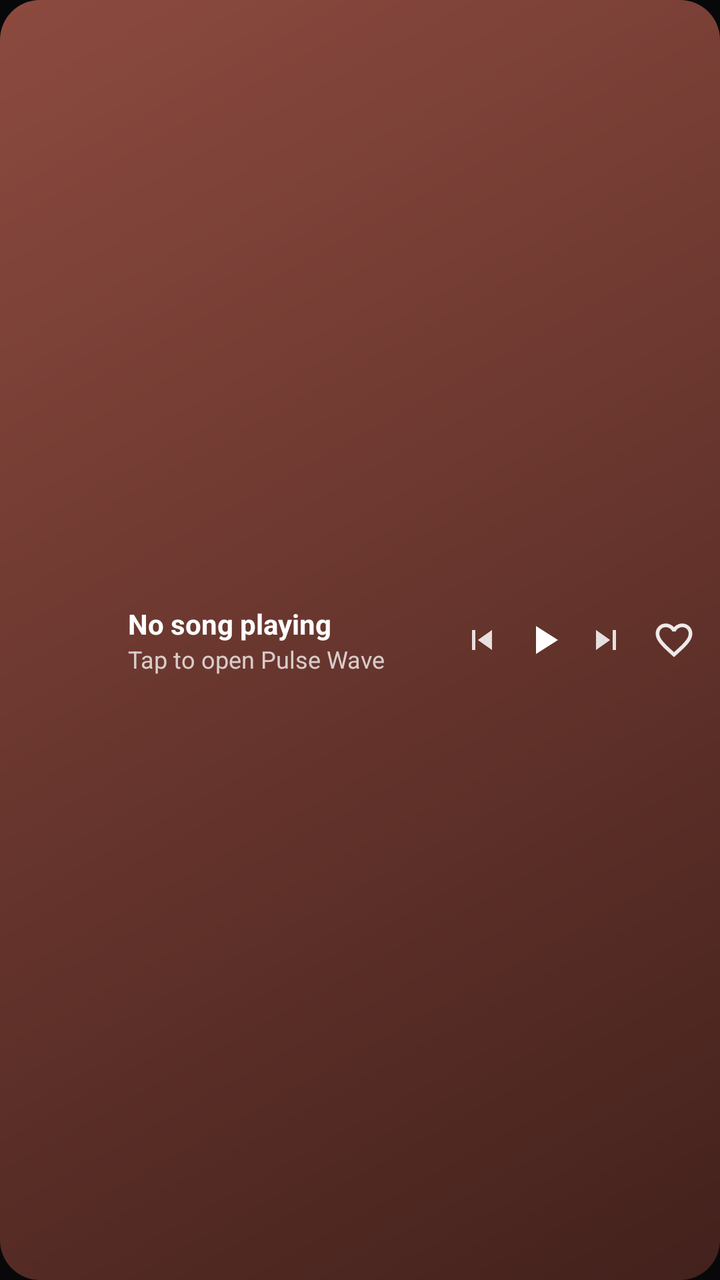
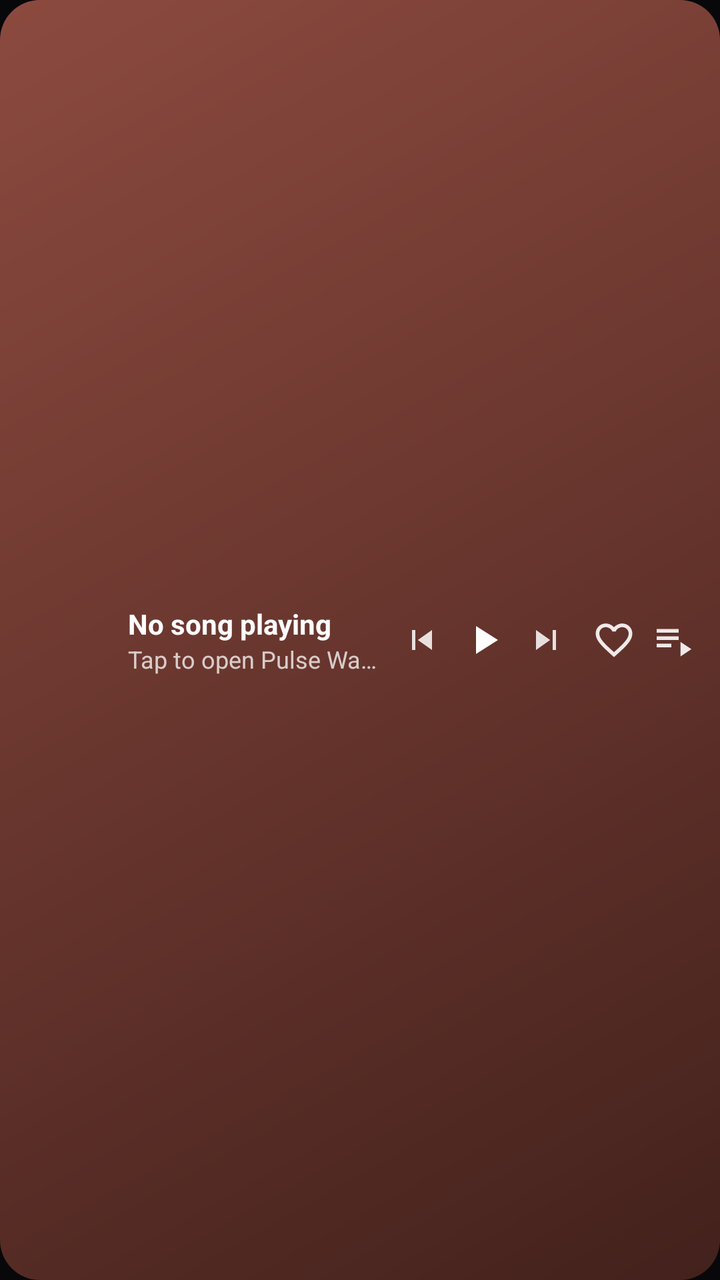

An Android layout rendered at two revisions. The XML below is the earlier revision; the diff shows what the commit changed to produce the second picture.
<!-- AndroidManifest.xml: application theme Theme.PulseWave -->
<!-- res/layout/widget_compact_wide.xml -->
<?xml version="1.0" encoding="utf-8"?>
<FrameLayout xmlns:android="http://schemas.android.com/apk/res/android"
    android:id="@android:id/background"
    android:layout_width="match_parent"
    android:layout_height="match_parent"
    android:theme="@style/Theme.Widget.PulseWave">

    <ImageView
        android:id="@+id/widget_wide_bg"
        android:layout_width="match_parent"
        android:layout_height="match_parent"
        android:scaleType="fitXY"
        android:src="@drawable/widget_card_preview"
        android:contentDescription="@null" />

    <LinearLayout
        android:layout_width="match_parent"
        android:layout_height="match_parent"
        android:orientation="horizontal"
        android:paddingStart="8dp"
        android:paddingEnd="12dp"
        android:paddingTop="8dp"
        android:paddingBottom="8dp"
        android:gravity="center_vertical">

        
        <ImageView
            android:id="@+id/widget_wide_album_art"
            android:layout_width="44dp"
            android:layout_height="44dp"
            android:scaleType="centerCrop"
            android:src="@mipmap/ic_launcher"
            android:contentDescription="@string/album_art" />

        
        <LinearLayout
            android:layout_width="0dp"
            android:layout_height="wrap_content"
            android:layout_weight="1"
            android:layout_marginStart="12dp"
            android:layout_marginEnd="8dp"
            android:orientation="vertical"
            android:gravity="center_vertical">

            <TextView
                android:id="@+id/widget_wide_song_title"
                android:layout_width="match_parent"
                android:layout_height="wrap_content"
                android:text="@string/not_playing"
                android:textSize="14sp"
                android:textStyle="bold"
                android:textColor="@color/widget_on_card"
                android:maxLines="1"
                android:ellipsize="end" />

            <TextView
                android:id="@+id/widget_wide_artist_name"
                android:layout_width="match_parent"
                android:layout_height="wrap_content"
                android:text="@string/tap_to_play"
                android:textSize="12sp"
                android:alpha="0.75"
                android:textColor="@color/widget_on_card"
                android:maxLines="1"
                android:ellipsize="end" />
        </LinearLayout>

        
        <ImageView
            android:id="@+id/widget_wide_prev_button"
            android:layout_width="26dp"
            android:layout_height="26dp"
            android:padding="3dp"
            android:layout_marginEnd="4dp"
            android:alpha="0.85"
            android:src="@drawable/ic_widget_skip_previous"
            android:contentDescription="@string/previous" />

        
        <ImageView
            android:id="@+id/widget_wide_play_pause"
            android:layout_width="28dp"
            android:layout_height="28dp"
            android:padding="2dp"
            android:src="@drawable/ic_widget_play"
            android:contentDescription="@string/play_pause" />

        
        <ImageView
            android:id="@+id/widget_wide_next_button"
            android:layout_width="26dp"
            android:layout_height="26dp"
            android:padding="3dp"
            android:layout_marginStart="4dp"
            android:alpha="0.85"
            android:src="@drawable/ic_widget_skip_next"
            android:contentDescription="@string/next" />

        
        <ImageView
            android:id="@+id/widget_wide_like_button"
            android:layout_width="22dp"
            android:layout_height="22dp"
            android:layout_marginStart="10dp"
            android:alpha="0.9"
            android:src="@drawable/ic_widget_heart_outline_nav"
            android:contentDescription="@string/like" />
    </LinearLayout>
</FrameLayout>
<!-- resources referenced by this layout -->
<resources>
  <color name="widget_on_card">#FFFFFFFF</color>
  <!-- drawable ic_widget_heart_outline_nav (drawable) -->
  <vector xmlns:android="http://schemas.android.com/apk/res/android"
      android:height="24dp"
      android:viewportHeight="24"
      android:viewportWidth="24"
      android:width="24dp">
      <path
          android:fillColor="#FFFFFFFF"
          android:pathData="M16.5,3c-1.74,0 -3.41,0.81 -4.5,2.09C10.91,3.81 9.24,3 7.5,3 4.42,3 2,5.42 2,8.5c0,3.78 3.4,6.86 8.55,11.54L12,21.35l1.45,-1.32C18.6,15.36 22,12.28 22,8.5 22,5.42 19.58,3 16.5,3zM12.1,18.55l-0.1,0.1 -0.1,-0.1C7.14,14.24 4,11.39 4,8.5 4,6.5 5.5,5 7.5,5c1.54,0 3.04,0.99 3.57,2.36h1.87C13.46,5.99 14.96,5 16.5,5c2,0 3.5,1.5 3.5,3.5 0,2.89 -3.14,5.74 -7.9,10.05z"/>
  </vector>
  <!-- drawable ic_widget_play (drawable) -->
  <vector xmlns:android="http://schemas.android.com/apk/res/android"
      android:height="24dp"
      android:viewportHeight="24"
      android:viewportWidth="24"
      android:width="24dp">
      <path
          android:fillColor="#FFFFFF"
          android:pathData="M8,5v14l11,-7z"/>
  </vector>
  <!-- drawable ic_widget_skip_next (drawable) -->
  <vector xmlns:android="http://schemas.android.com/apk/res/android"
      android:height="24dp"
      android:viewportHeight="24"
      android:viewportWidth="24"
      android:width="24dp">
      <path
          android:fillColor="#FFFFFFFF"
          android:pathData="M6,18l8.5,-6L6,6v12zM16,6v12h2V6h-2z"/>
  </vector>
  <!-- drawable ic_widget_skip_previous (drawable) -->
  <vector xmlns:android="http://schemas.android.com/apk/res/android"
      android:height="24dp"
      android:viewportHeight="24"
      android:viewportWidth="24"
      android:width="24dp">
      <path
          android:fillColor="#FFFFFFFF"
          android:pathData="M6,6h2v12L6,18zM9.5,12l8.5,6L18,6z"/>
  </vector>
  <!-- drawable widget_card_preview (drawable) -->
  <?xml version="1.0" encoding="utf-8"?>
  <shape xmlns:android="http://schemas.android.com/apk/res/android"
      android:shape="rectangle">
      <gradient
          android:angle="315"
          android:startColor="#8C4A3F"
          android:endColor="#43211C"
          android:type="linear" />
      <corners android:radius="20dp" />
  </shape>
  <!-- mipmap ic_launcher (drawable) -->
  <?xml version="1.0" encoding="utf-8"?>
  <adaptive-icon xmlns:android="http://schemas.android.com/apk/res/android">
      <background android:drawable="@color/ic_launcher_background"/>
      <foreground android:drawable="@drawable/ic_launcher_foreground"/>
  </adaptive-icon>
  <string name="album_art">Album art</string>
  <string name="like">Like</string>
  <string name="next">Next</string>
  <string name="not_playing">No song playing</string>
  <string name="play_pause">Play/Pause</string>
  <string name="previous">Previous</string>
  <string name="tap_to_play">Tap to open Pulse Wave</string>
  <style name="Theme.Widget.PulseWave" parent="@android:style/Theme.DeviceDefault.DayNight">
          <item name="android:colorBackground">#E6E1E5</item>
      </style>
  <color name="ic_launcher_background">#000000</color>
  <!-- unchanged entries left out for length: 2 -->
</resources>

<!-- the commit's change to res/layout/widget_compact_wide.xml (unified diff, before → after) -->
@@ -105,5 +105,15 @@
             android:alpha="0.9"
             android:src="@drawable/ic_widget_heart_outline_nav"
             android:contentDescription="@string/like" />
+
+        
+        <ImageView
+            android:id="@+id/widget_wide_playlist_button"
+            android:layout_width="22dp"
+            android:layout_height="22dp"
+            android:layout_marginStart="8dp"
+            android:alpha="0.9"
+            android:src="@drawable/playlist_play"
+            android:contentDescription="@string/filter_playlists" />
     </LinearLayout>
 </FrameLayout>
<!-- resource entries referenced after the edit -->
@@ -41,6 +41,16 @@
           android:fillColor="#FFFFFFFF"
           android:pathData="M6,6h2v12L6,18zM9.5,12l8.5,6L18,6z"/>
   </vector>
+  <!-- drawable playlist_play (drawable) -->
+  <vector xmlns:android="http://schemas.android.com/apk/res/android"
+      android:width="24.0dip"
+      android:height="24.0dip"
+      android:viewportWidth="960.0"
+      android:viewportHeight="960.0">
+      <path
+          android:fillColor="@android:color/white"
+          android:pathData="M100,640L100,560L420,560L420,640L100,640ZM100,480L100,400L580,400L580,480L100,480ZM100,320L100,240L580,240L580,320L100,320ZM620,840L620,520L860,680L620,840Z" />
+  </vector>
   <!-- drawable widget_card_preview (drawable) -->
   <?xml version="1.0" encoding="utf-8"?>
   <shape xmlns:android="http://schemas.android.com/apk/res/android"
@@ -59,6 +69,7 @@
       <foreground android:drawable="@drawable/ic_launcher_foreground"/>
   </adaptive-icon>
   <string name="album_art">Album art</string>
+  <string name="filter_playlists">Playlists</string>
   <string name="like">Like</string>
   <string name="next">Next</string>
   <string name="not_playing">No song playing</string>
